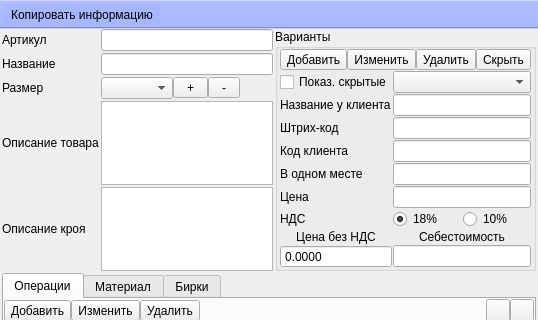
Before: the Qt Designer form ui/article.ui in Meller008/CRM-Avi, drawn with Qt 5; both pictures show x 0 to 538 and y 0 to 320 of the 538 by 478 pixel window.
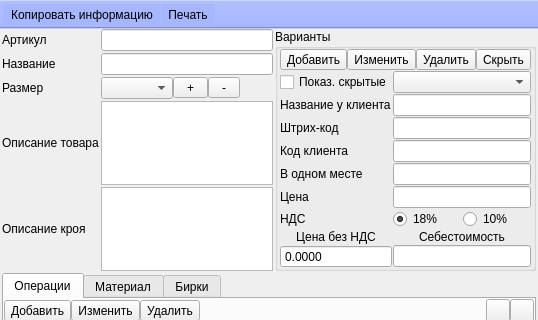
After: the same form once the commit is applied.

Commit message: работа - Сделана печеть артикула!

```diff
--- a/ui/article.ui
+++ b/ui/article.ui
@@ -745,12 +745,18 @@
     <bool>false</bool>
    </attribute>
    <addaction name="pb_copy"/>
+   <addaction name="pb_print"/>
   </widget>
   <action name="pb_copy">
    <property name="text">
     <string>Копировать информацию</string>
    </property>
   </action>
+  <action name="pb_print">
+   <property name="text">
+    <string>Печать</string>
+   </property>
+  </action>
  </widget>
  <resources/>
  <connections>
```
Left out of the diff: 17 changed lines with no effect on the pictures. The commit also changes 2 other files.
